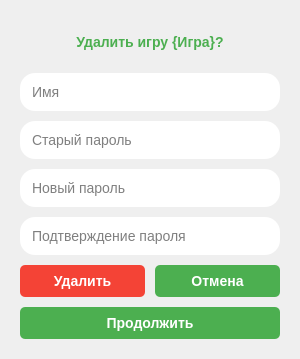
XooWI/SlashGames, file Windows/Custom/customwindow.ui: the form before one commit.
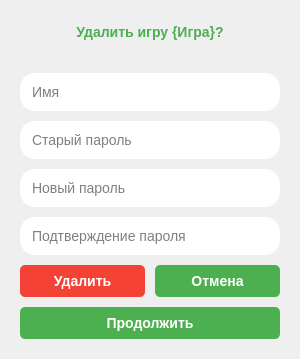
The form after the commit.

```diff
--- a/Windows/Custom/customwindow.ui
+++ b/Windows/Custom/customwindow.ui
@@ -84,7 +84,7 @@
     <number>20</number>
    </property>
    <property name="topMargin">
-    <number>20</number>
+    <number>0</number>
    </property>
    <property name="rightMargin">
     <number>20</number>
```
